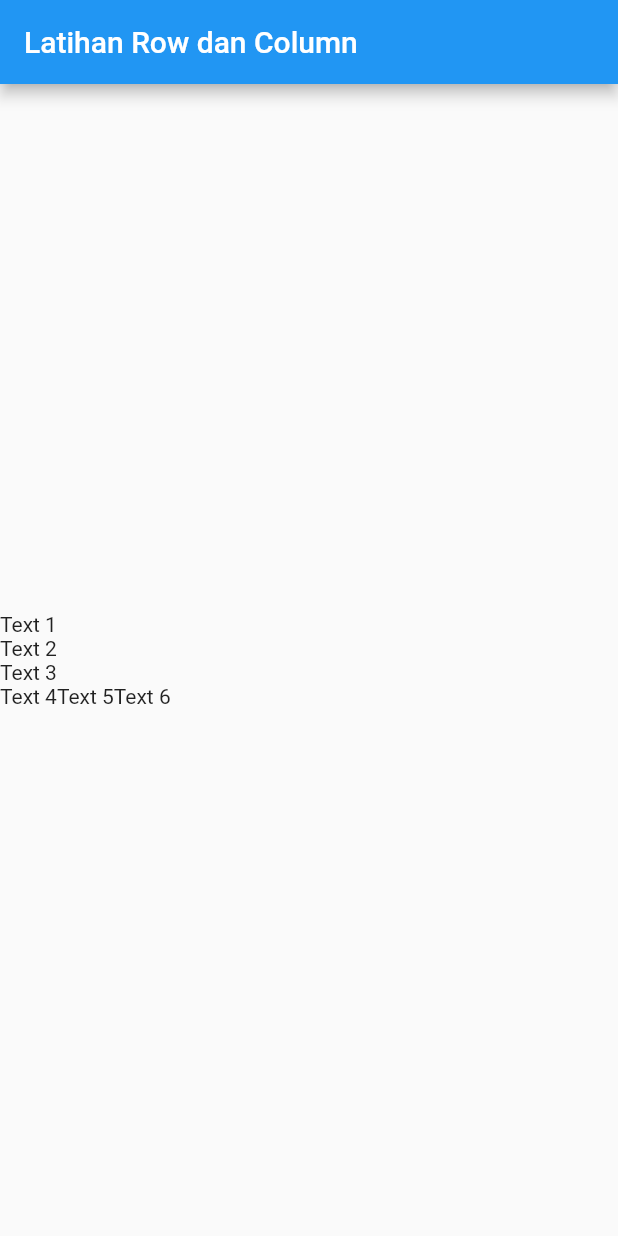
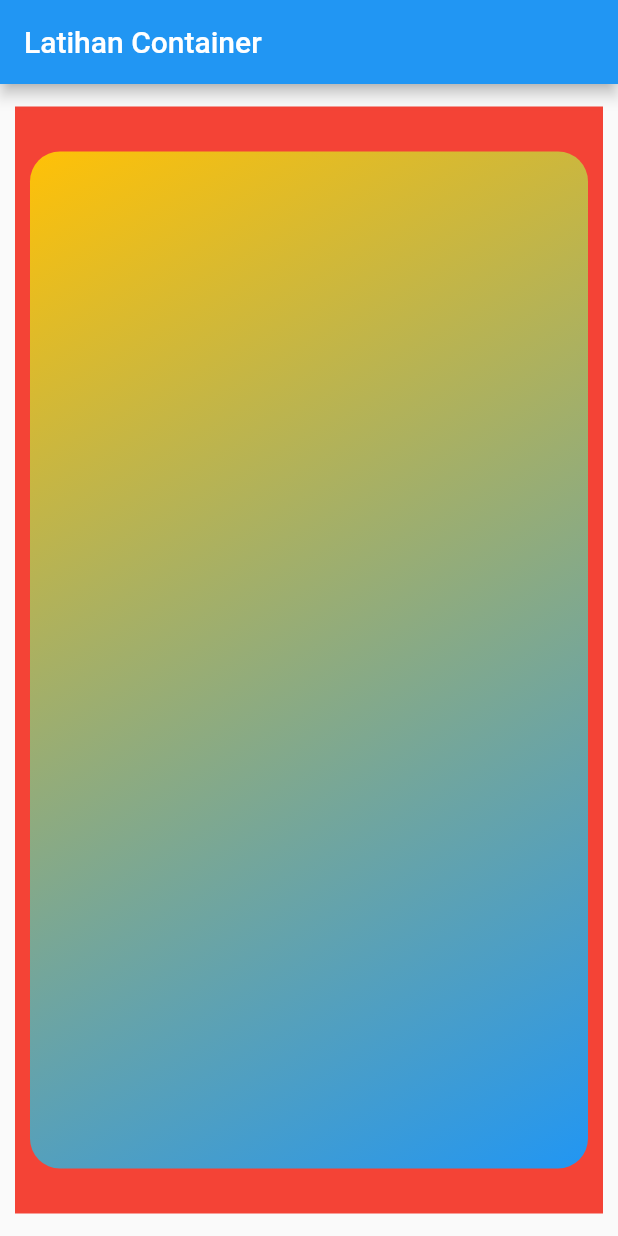
Before and after one commit to abuazis/Flutter-App-Tutorial, a Flutter app: the screen it shows after launch, on a phone screen of 412 x 824 dp. Run offline on Flutter 3.47's test engine with Material 2 defaults, Android fonts, the phone set to English and light mode, and no system bars.

Commit message:
04-container-widget-flutter

```diff
--- a/lib/main.dart
+++ b/lib/main.dart
@@ -7,24 +7,28 @@ class MyApp extends StatelessWidget {
   Widget build(BuildContext context) {
     return MaterialApp(
       home: Scaffold(
-        appBar: AppBar(title: Text("Latihan Row dan Column")),
-        body: Column(
-          mainAxisAlignment: MainAxisAlignment.center,
-          crossAxisAlignment: CrossAxisAlignment.start,
-          children: <Widget>[
-            Text("Text 1"),
-            Text("Text 2"),
-            Text("Text 3"),
-            Row(
-              children: <Widget>[
-                Text("Text 4"),
-                Text("Text 5"),
-                Text("Text 6"),
-              ],
-            )
-          ],
-        ),
-      )
+        appBar: AppBar(title: Text("Latihan Container")),
+        body: Container(
+          color: Colors.red,
+          margin: EdgeInsets.fromLTRB(10, 15, 10, 15),
+          padding: EdgeInsets.only(bottom: 20, top: 20),
+          child: Container(
+            margin: EdgeInsets.all(10),
+            decoration: BoxDecoration(
+              borderRadius: BorderRadius.circular(20),
+              gradient: LinearGradient(
+                begin: Alignment.topLeft,
+                end: Alignment.bottomRight,
+                colors: <Color>[
+                  Colors.amber,
+                  Colors.blue
+                ]
+              )
+            ),
+            // color: Colors.blue,
+          )
+        )
+      ),
     );
   }
 }
```
